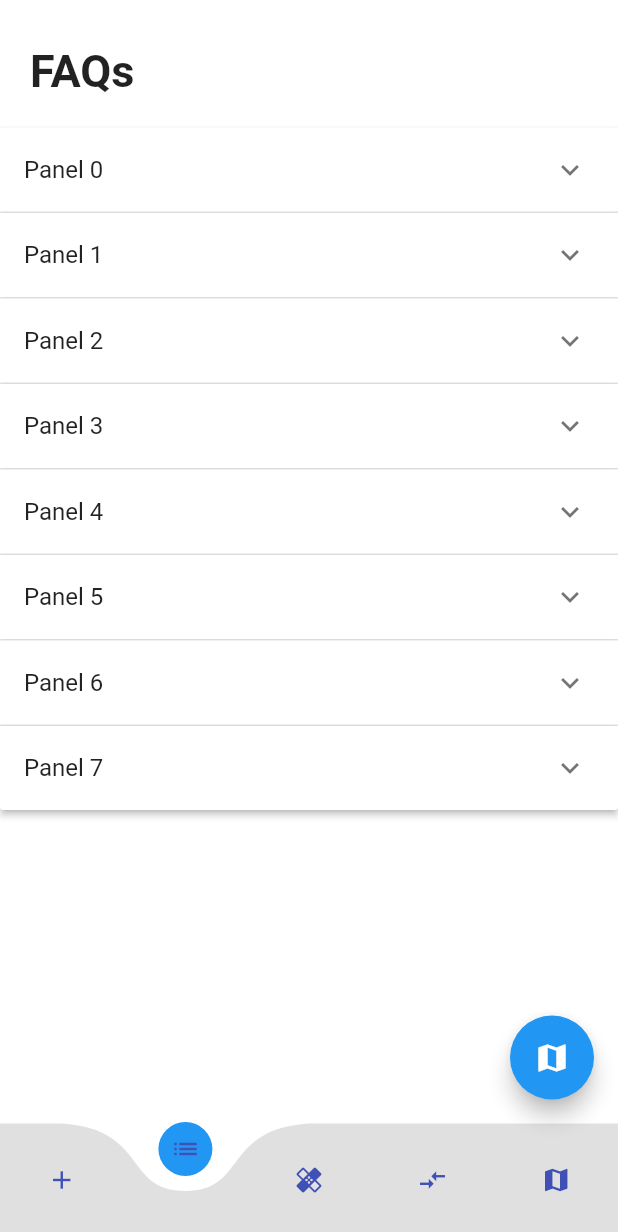
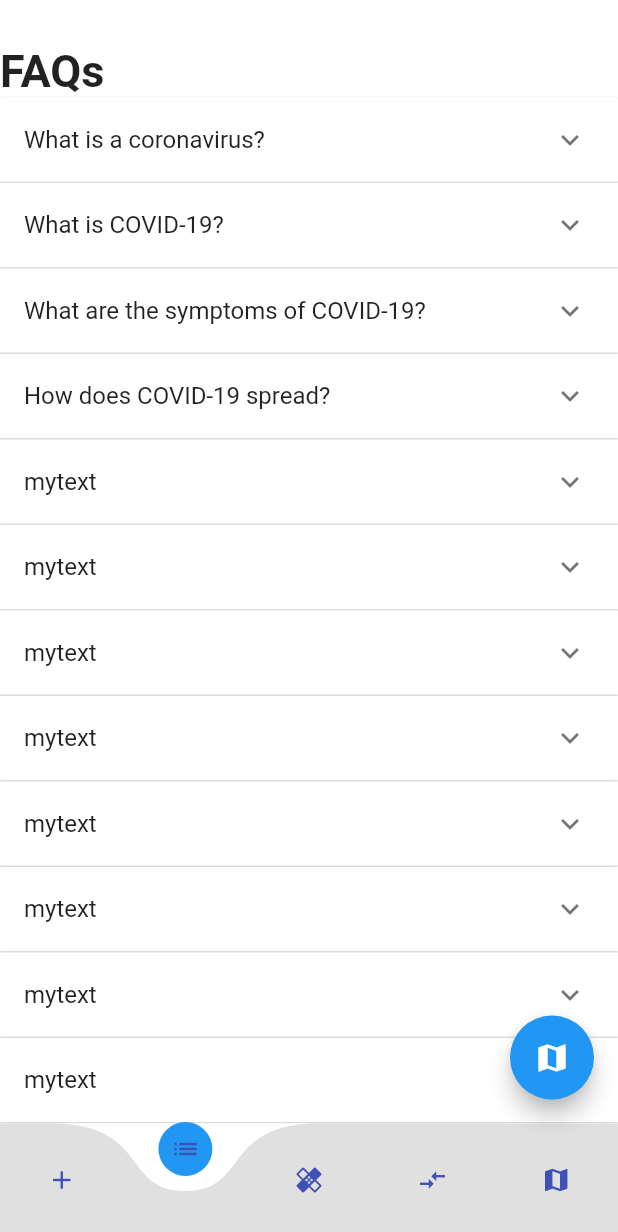
Before and after one commit to ddh4r4m/corona, a Flutter app: the screen it shows after launch, item 2 of the bottom bar chosen, on a phone screen of 412 x 824 dp. Shown: the top 1232 px of the screen. Run offline on Flutter 3.47's test engine with Material 2 defaults, Android fonts, the phone set to English and light mode, and no system bars; drawn by our look-alikes of curved_navigation_bar; our stand-ins replace carousel_slider, cloud_firestore, geolocator, google_maps_flutter; accounts and stored records are empty; network calls fail.

```diff
--- a/lib/pages/faqPage.dart
+++ b/lib/pages/faqPage.dart
@@ -18,6 +18,28 @@ class Item {
   bool isExpanded;
 }
 
+List<Item> _buildFaq(){
+  var items = new List<Item>();
+  items.add(new Item(headerValue: 'What is a coronavirus?',expandedValue: 'Coronaviruses are a large family of viruses which may cause illness in animals or humans.  In humans, several coronaviruses are known to cause respiratory infections ranging from the common cold to more severe diseases such as Middle East Respiratory Syndrome (MERS) and Severe Acute Respiratory Syndrome (SARS). The most recently discovered coronavirus causes coronavirus disease COVID-19.'));
+  items.add(new Item(headerValue: 'What is COVID-19?',expandedValue: 'COVID-19 is the infectious disease caused by the most recently discovered coronavirus. This new virus and disease were unknown before the outbreak began in Wuhan, China, in December 2019.'));
+  items.add(new Item(headerValue: 'What are the symptoms of COVID-19?',expandedValue: "The most common symptoms of COVID-19 are fever, tiredness, and dry cough. Some patients may have aches and pains, nasal congestion, runny nose, sore throat or diarrhea. These symptoms are usually mild and begin gradually. Some people become infected but don’t develop any symptoms and don't feel unwell. Most people (about 80%) recover from the disease without needing special treatment. Around 1 out of every 6 people who gets COVID-19 becomes seriously ill and develops difficulty breathing. Older people, and those with underlying medical problems like high blood pressure, heart problems or diabetes, are more likely to develop serious illness. People with fever, cough and difficulty breathing should seek medical attention."));
+  items.add(new Item(headerValue: 'How does COVID-19 spread?',expandedValue: 'myvalue1'));
+  items.add(new Item(headerValue: 'mytext',expandedValue: 'myvalue2'));
+  items.add(new Item(headerValue: 'mytext',expandedValue: 'myvalue1'));
+  items.add(new Item(headerValue: 'mytext',expandedValue: 'myvalue2'));
+  items.add(new Item(headerValue: 'mytext',expandedValue: 'myvalue1'));
+  items.add(new Item(headerValue: 'mytext',expandedValue: 'myvalue2'));
+  items.add(new Item(headerValue: 'mytext',expandedValue: 'myvalue1'));
+  items.add(new Item(headerValue: 'mytext',expandedValue: 'myvalue2'));
+  items.add(new Item(headerValue: 'mytext',expandedValue: 'myvalue1'));
+  items.add(new Item(headerValue: 'mytext',expandedValue: 'myvalue2'));
+  items.add(new Item(headerValue: 'mytext',expandedValue: 'myvalue1'));
+  items.add(new Item(headerValue: 'mytext',expandedValue: 'myvalue2'));
+  items.add(new Item(headerValue: 'mytext',expandedValue: 'myvalue1'));
+  items.add(new Item(headerValue: 'mytext',expandedValue: 'myvalue2'));
+
+  return items;
+}
 
 List<Item> generateItems(int numberOfItems) {
   return List.generate(numberOfItems, (int index) {
@@ -28,20 +50,26 @@ List<Item> generateItems(int numberOfItems) {
   });
 }
 
+
 class _faqPageState extends State<faqPage > {
 // stores ExpansionPanel state information
 
 
 // ...
+//  List<Item> _buildFaq(){
+//    var items = new List<Item>();
+//    items.add(new Item(headerValue: 'mytext',expandedValue: 'myvalue'));
+//    return items;
+//  }
 
-List<Item> _data = generateItems(8);
+List<Item> _data = _buildFaq();//generateItems(8);
 
 @override
 Widget build(BuildContext context) {
   return Column(
     children: <Widget>[
       Container(
-        margin: EdgeInsets.all(20),
+        margin: EdgeInsets.only(top: 20),
         padding: EdgeInsets.only(top: 10),
         child: Align(
           alignment: Alignment.centerLeft,
@@ -52,9 +80,9 @@ Widget build(BuildContext context) {
                   ),
       )),
 
-  SingleChildScrollView(
-  child: Container(
-  child: _buildPanel(),
+      SingleChildScrollView(
+        child: Container(
+          child: _buildPanel(),
   ),
   )
     ],
@@ -80,10 +108,7 @@ Widget _buildPanel() {
             },
           );
         },
-        body: Column(
-          children: <Widget>[
-            Text('Frequently Asked Questions'),
-            ListTile(
+        body:ListTile(
                 title: Text(item.expandedValue),
 //            subtitle: Text('To delete this panel, tap the trash can icon'),
 //            trailing: Icon(Icons.delete),
@@ -94,8 +119,6 @@ Widget _buildPanel() {
                   });
                 }
             ),
-          ],
-        ),
         isExpanded: item.isExpanded,
       );
     }).toList(),
```
Also changed, not shown: lib/pages/mainPage.dart (+87 -25 lines).
